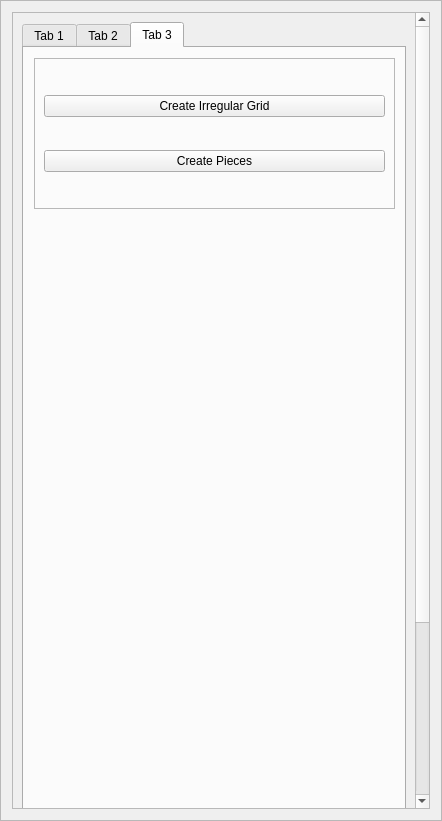
Old version of the form GUI/managers/enginemanager.ui in the repository alemuntoni/HeightFieldDecomposition.
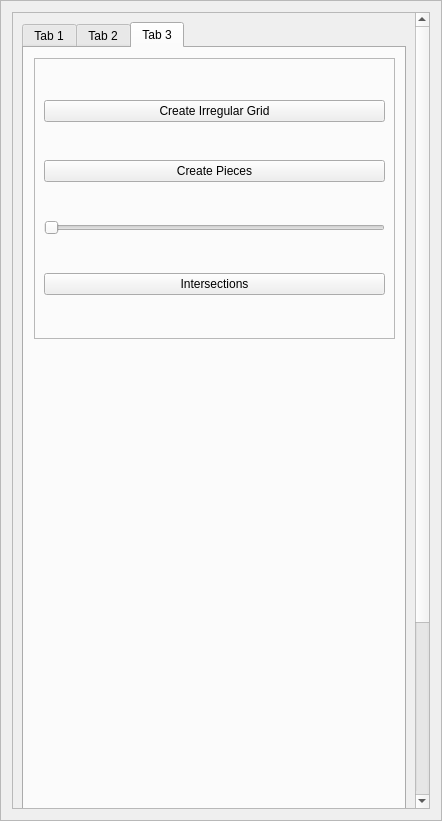
New version of the form.

```diff
--- a/GUI/managers/enginemanager.ui
+++ b/GUI/managers/enginemanager.ui
@@ -1295,7 +1295,7 @@
              <x>10</x>
              <y>10</y>
              <width>361</width>
-             <height>151</height>
+             <height>281</height>
             </rect>
            </property>
            <property name="frameShape">
@@ -1319,6 +1319,23 @@
               </property>
              </widget>
             </item>
+            <item row="2" column="0">
+             <widget class="QSlider" name="recBoxesSlider">
+              <property name="maximum">
+               <number>0</number>
+              </property>
+              <property name="orientation">
+               <enum>Qt::Horizontal</enum>
+              </property>
+             </widget>
+            </item>
+            <item row="3" column="0">
+             <widget class="QPushButton" name="intersectionsPushButton">
+              <property name="text">
+               <string>Intersections</string>
+              </property>
+             </widget>
+            </item>
            </layout>
           </widget>
          </widget>
```
